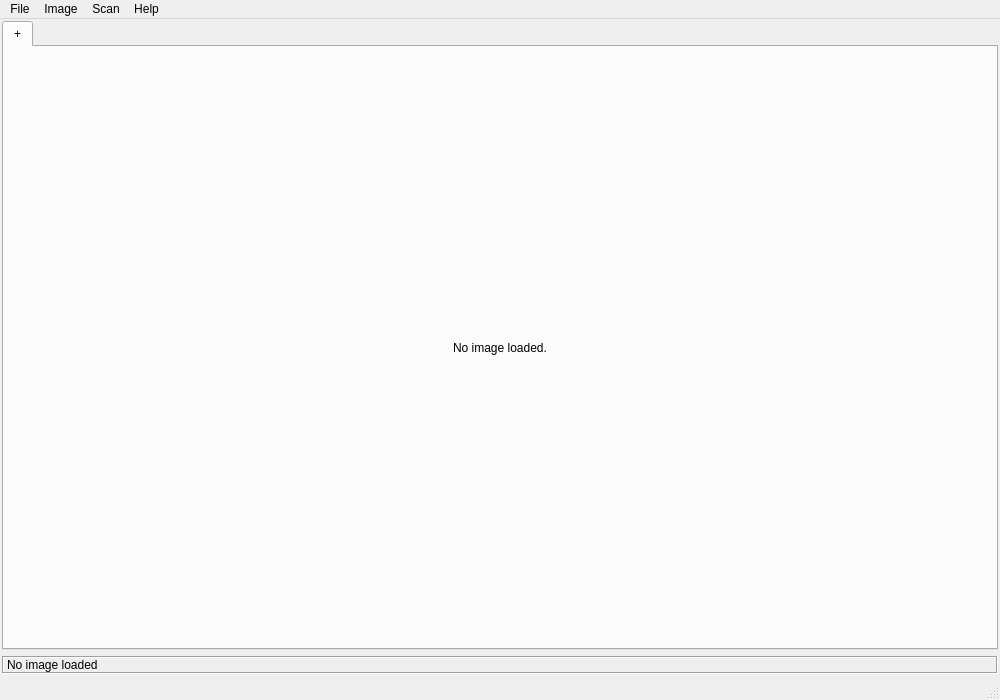
The window that devel/displot.ui (bjstarosta/displot) describes before a commit, drawn with Qt 5.
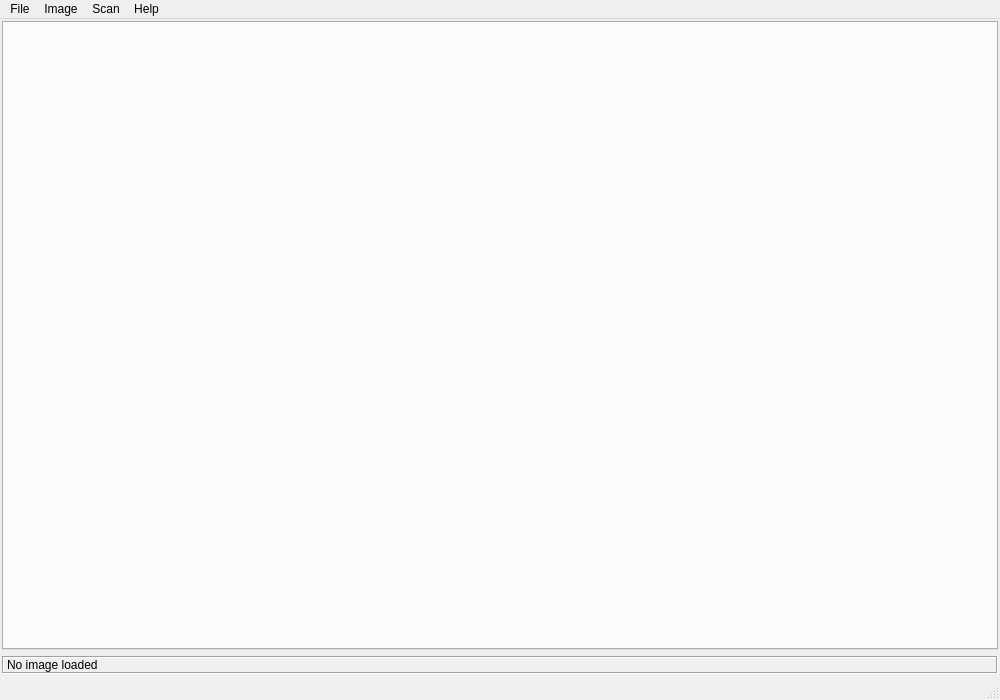
The same window after the commit.

What changed in the file:
```diff
--- a/devel/displot.ui
+++ b/devel/displot.ui
@@ -44,6 +44,15 @@
     </property>
     <item>
      <widget class="QTabWidget" name="tabWidget">
+      <property name="enabled">
+       <bool>true</bool>
+      </property>
+      <property name="autoFillBackground">
+       <bool>false</bool>
+      </property>
+      <property name="styleSheet">
+       <string notr="true"/>
+      </property>
       <property name="tabPosition">
        <enum>QTabWidget::North</enum>
       </property>
@@ -53,23 +62,12 @@
       <property name="currentIndex">
        <number>0</number>
       </property>
-      <widget class="QWidget" name="openTab">
-       <attribute name="title">
-        <string>+</string>
-       </attribute>
-       <layout class="QGridLayout" name="openTabLayout">
-        <item row="0" column="0">
-         <widget class="QLabel" name="label">
-          <property name="text">
-           <string>No image loaded.</string>
-          </property>
-          <property name="alignment">
-           <set>Qt::AlignCenter</set>
-          </property>
-         </widget>
-        </item>
-       </layout>
-      </widget>
+      <property name="tabsClosable">
+       <bool>true</bool>
+      </property>
+      <property name="movable">
+       <bool>true</bool>
+      </property>
      </widget>
     </item>
     <item>
```
Left out of the diff: 2 changed lines with no effect on the pictures.
